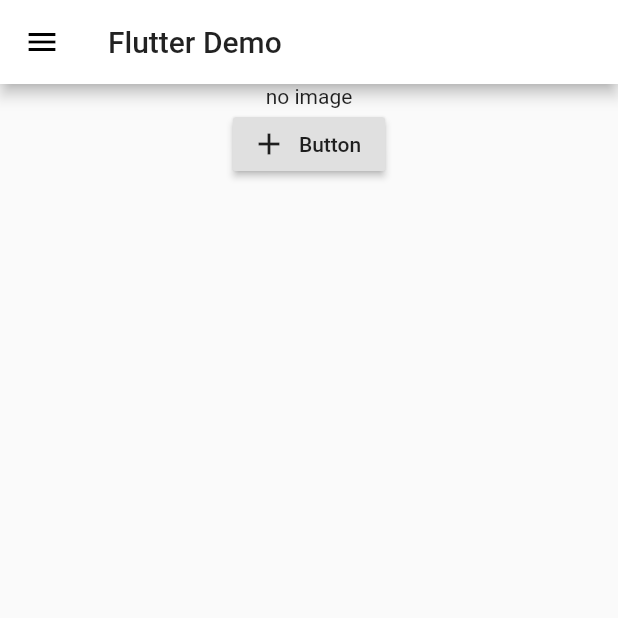
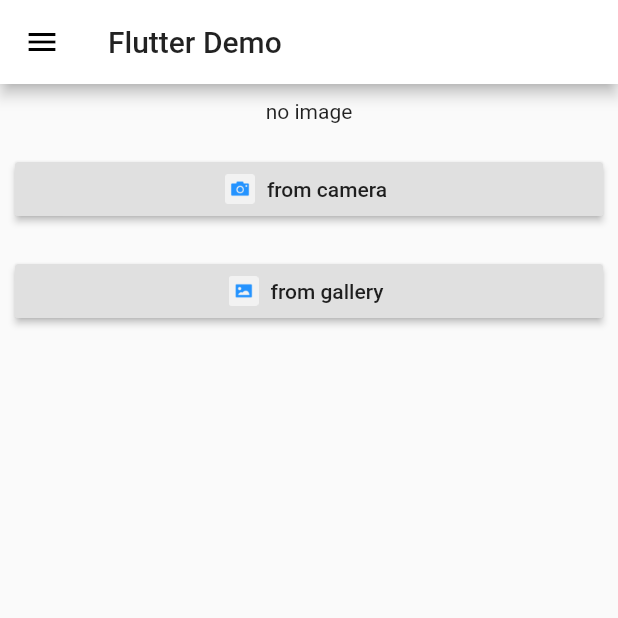
Before and after one commit to iamzhangweixiong/flutter_app, a Flutter app: the screen it shows after launch, on a phone screen of 412 x 824 dp, the top half of it. Run offline on Flutter 3.47's test engine with Material 2 defaults, Android fonts, the phone set to English and light mode, and no system bars; our stand-ins replace cached_network_image, image_picker.

Commit message:
【update】add icon

```diff
--- a/lib/localization/demo_localizations.dart
+++ b/lib/localization/demo_localizations.dart
@@ -16,11 +16,15 @@ class DemoLocalizations {
     'en': {
       'app':'Flutter Demo',
       'title': 'Hello World',
+      'gallery': 'from gallery',
+      'camera': 'from camera',
       'movie_title': 'fetch movie'
     },
     'zh': {
       'app':'Flutter Demo',
       'title': '哈哈',
+      'gallery': '从相册选取',
+      'camera': '从相机拍照',
       'movie_title': '电影'
     }
   };
@@ -35,6 +39,14 @@ class DemoLocalizations {
 
   String get movieTitle {
     return _localizedValues[locale.languageCode]['movie_title'];
+  }
+
+  String get gallery {
+    return _localizedValues[locale.languageCode]['gallery'];
+  }
+
+  String get camera {
+    return _localizedValues[locale.languageCode]['camera'];
   }
 }
 
--- a/lib/view/home.dart
+++ b/lib/view/home.dart
@@ -20,17 +20,33 @@ class HomeState extends State<Home> with WidgetsBindingObserver {
         appBar: new AppBar(title: new Text(DemoLocalizations.of(context).app)),
         body: new Center(
             child: new Column(children: <Widget>[
-          new Center(
+          new Padding(
+              padding: const EdgeInsets.all(10.0),
               child: _image == null
                   ? new Text("no image")
                   : new Image.file(_image, width: 200.0, height: 200.0)),
-          new Center(
-              child: new RaisedButton.icon(
-                  icon: Icon(Icons.add),
-                  label: new Text("Button"),
-                  onPressed: () {
-                    getImage(ImageSource.gallery);
-                  }))
+          new Padding(
+              padding: const EdgeInsets.all(10.0),
+              child: new ConstrainedBox(
+                  constraints: const BoxConstraints(minWidth: double.infinity),
+                  child: new RaisedButton.icon(
+                      icon: new Image.asset("assets/chat_camera_icon.png",
+                          width: 20.0, height: 20.0),
+                      label: new Text(DemoLocalizations.of(context).camera),
+                      onPressed: () {
+                        getImage(ImageSource.camera);
+                      }))),
+          new Padding(
+              padding: const EdgeInsets.all(10.0),
+              child: new ConstrainedBox(
+                  constraints: const BoxConstraints(minWidth: double.infinity),
+                  child: new RaisedButton.icon(
+                      icon: new Image.asset("assets/chat_photo_icon.png",
+                          width: 20.0, height: 20.0),
+                      label: new Text(DemoLocalizations.of(context).gallery),
+                      onPressed: () {
+                        getImage(ImageSource.gallery);
+                      })))
         ])));
   }
 
--- a/pubspec.yaml
+++ b/pubspec.yaml
@@ -36,6 +36,9 @@ flutter:
   # assets:
   #  - images/a_dot_burr.jpeg
   #  - images/a_dot_ham.jpeg
+  assets:
+        - assets/chat_camera_icon.png
+        - assets/chat_photo_icon.png
 
   # An image asset can refer to one or more resolution-specific "variants", see
   # https://flutter.io/assets-and-images/#resolution-aware.
```
Also changed, not shown: assets/chat_camera_icon.png (added), assets/chat_photo_icon.png (added).
